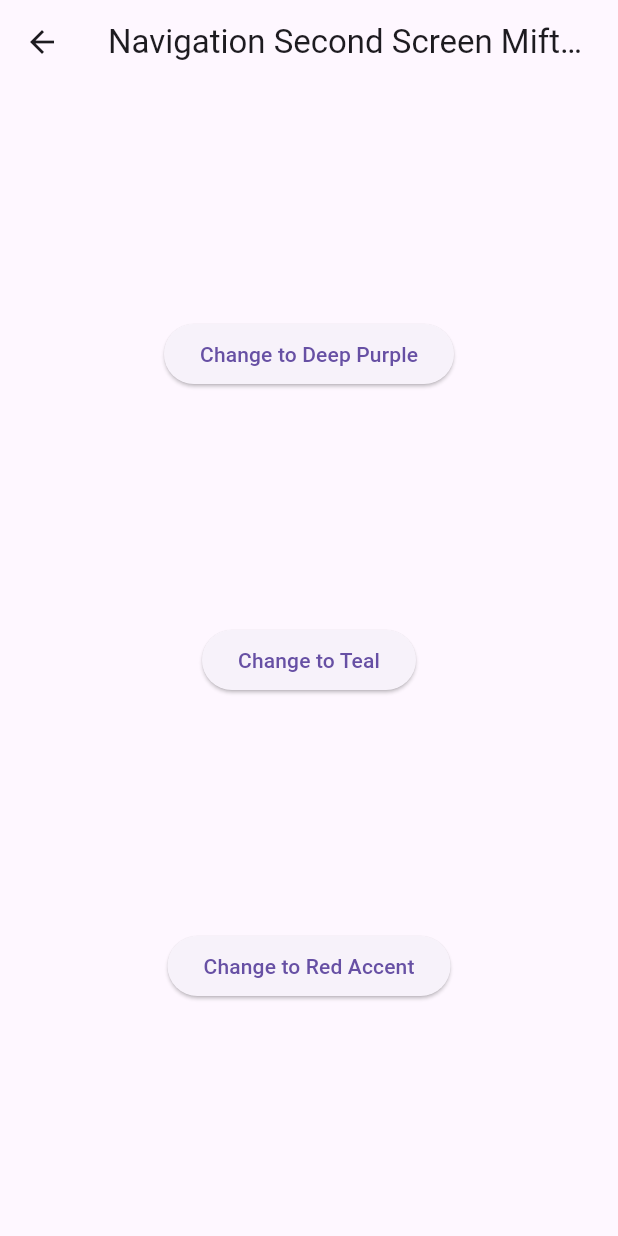
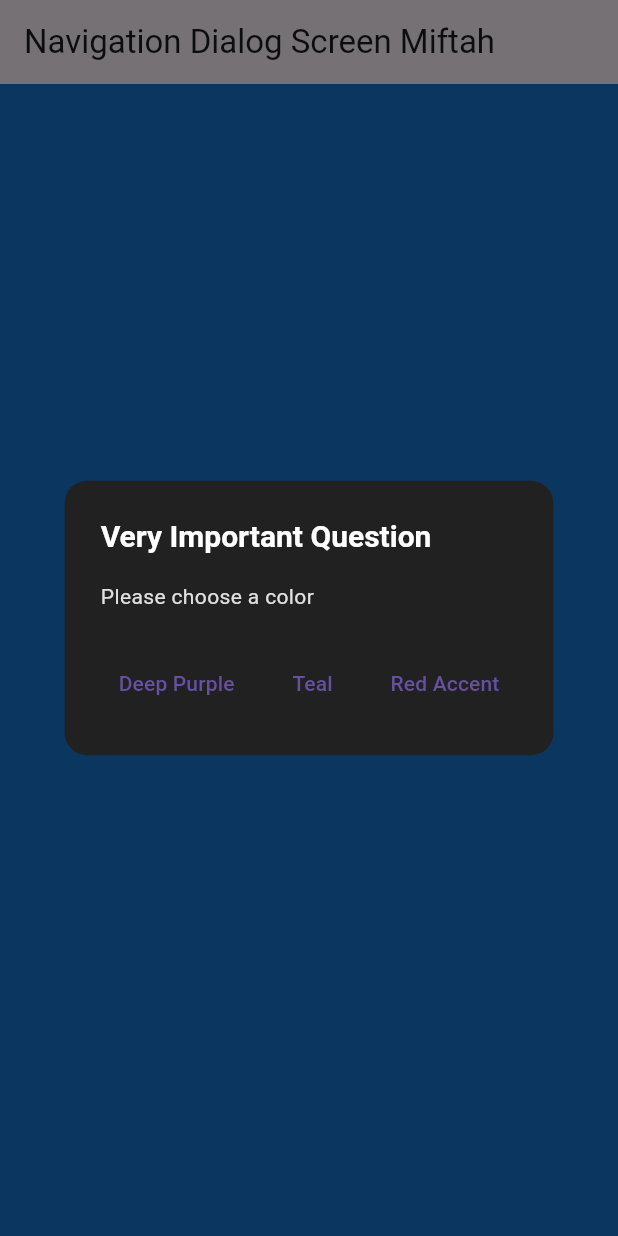
Before and after one commit to Mifta24/books, a Flutter app: the screen it shows after launch, after a tap on "Change Color", on a phone screen of 412 x 824 dp. Run offline on Flutter 3.47's test engine with Material 3 defaults, Android fonts, the phone set to English and light mode, and no system bars; our stand-ins replace geolocator.

Commit message:
W5: Soal 17

```diff
--- a/lib/main.dart
+++ b/lib/main.dart
@@ -1,6 +1,7 @@
 import 'dart:async';
 
 import 'package:books/geolocation.dart';
+import 'package:books/navigation_dialog.dart';
 import 'package:books/navigation_first.dart';
 import 'package:flutter/material.dart';
 import 'package:http/http.dart';
@@ -23,7 +24,7 @@ class MyApp extends StatelessWidget {
         // Untuk membuat tampilan aplikasi beradaptasi dengan baik pada berbagai perangkat
         visualDensity: VisualDensity.adaptivePlatformDensity,
       ),
-      home: const NavigationFirst(),
+      home: const NavigationDialogScreen(),
     );
   }
 }
--- /dev/null
+++ b/lib/navigation_dialog.dart
@@ -0,0 +1,75 @@
+import 'package:flutter/material.dart';
+
+class NavigationDialogScreen extends StatefulWidget {
+  const NavigationDialogScreen({super.key});
+
+  @override
+  State<NavigationDialogScreen> createState() => _NavigationDialogScreenState();
+}
+
+class _NavigationDialogScreenState extends State<NavigationDialogScreen> {
+  Color color = Colors.blue.shade700;
+  @override
+  Widget build(BuildContext context) {
+    return Scaffold(
+      backgroundColor: color,
+      appBar: AppBar(
+        title: Text('Navigation Dialog Screen Miftah'),
+      ),
+      body: Center(
+        child: ElevatedButton(
+            onPressed: () {
+              _showColorDialog(context);
+            },
+            child: Text('Change Color')),
+      ),
+    );
+  }
+
+  _showColorDialog(BuildContext context) async {
+    await showDialog(
+        context: context,
+        barrierDismissible: false,
+        builder: (_) {
+          return AlertDialog(
+            backgroundColor: Colors.grey[900], // Dark theme background
+            shape: RoundedRectangleBorder(
+              borderRadius: BorderRadius.circular(15), // Rounded corners
+            ),
+            title: Text(
+              'Very Important Question',
+              style: TextStyle(
+                color: Colors.white,
+                fontSize: 20,
+                fontWeight: FontWeight.w600,
+              ),
+            ),
+            content: Text(
+              'Please choose a color',
+              style: TextStyle(color: Colors.grey[300]),
+            ),
+            actions: <Widget>[
+              TextButton(
+                  onPressed: () {
+                    color = Color(0xFF6B4EFF);
+                    Navigator.pop(context, color);
+                  },
+                  child: Text('Deep Purple')),
+              TextButton(
+                  onPressed: () {
+                    color = Color(0xFF00BFA5);
+                    Navigator.pop(context, color);
+                  },
+                  child: Text('Teal')),
+              TextButton(
+                  onPressed: () {
+                    color = Color(0xFFFF5252);
+                    Navigator.pop(context, color);
+                  },
+                  child: Text('Red Accent')),
+            ],
+          );
+        });
+    setState(() {});
+  }
+}
```
Also changed, not shown: images/capture no 17.gif (added), 1 other file.
